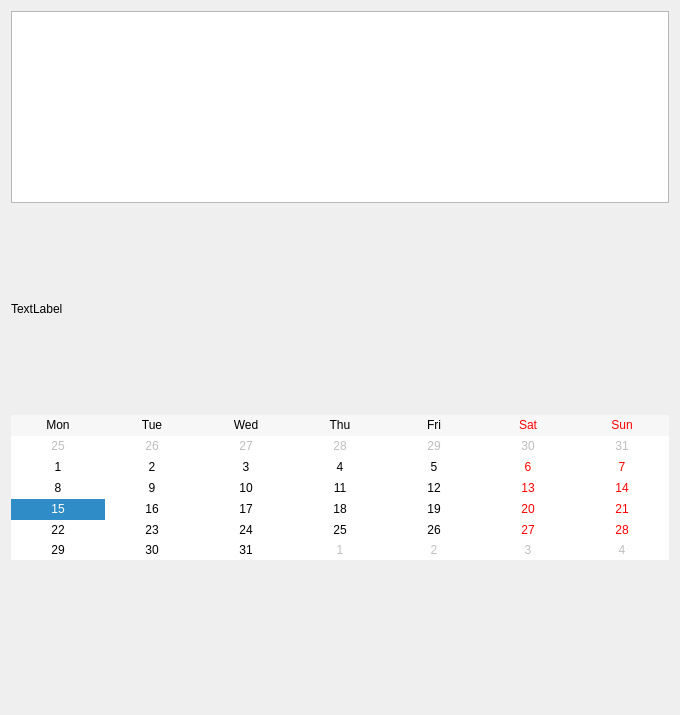
This is new_edit_form.ui in andrewd80lvl/TaskBook as Qt 5 draws it before an edit. The edited form follows.
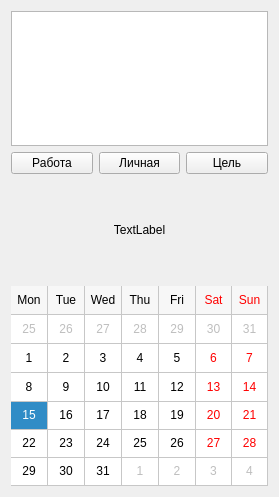
This is the edited form.

Patch:
```diff
--- a/new_edit_form.ui
+++ b/new_edit_form.ui
@@ -6,34 +6,110 @@
    <rect>
     <x>0</x>
     <y>0</y>
-    <width>680</width>
-    <height>715</height>
+    <width>279</width>
+    <height>497</height>
    </rect>
   </property>
+  <property name="minimumSize">
+   <size>
+    <width>0</width>
+    <height>40</height>
+   </size>
+  </property>
   <property name="windowTitle">
    <string>Form</string>
   </property>
   <layout class="QGridLayout" name="gridLayout">
    <item row="0" column="0">
-    <layout class="QVBoxLayout" name="verticalLayout">
+    <widget class="QPlainTextEdit" name="plainTextEdit">
+     <property name="verticalScrollBarPolicy">
+      <enum>Qt::ScrollBarAlwaysOff</enum>
+     </property>
+     <property name="horizontalScrollBarPolicy">
+      <enum>Qt::ScrollBarAlwaysOff</enum>
+     </property>
+     <property name="undoRedoEnabled">
+      <bool>false</bool>
+     </property>
+     <property name="lineWrapMode">
+      <enum>QPlainTextEdit::WidgetWidth</enum>
+     </property>
+    </widget>
+   </item>
+   <item row="1" column="0">
+    <layout class="QHBoxLayout" name="horizontalLayout_2">
      <item>
-      <widget class="QPlainTextEdit" name="plainTextEdit"/>
+      <widget class="QPushButton" name="pushButton">
+       <property name="text">
+        <string>Работа</string>
+       </property>
+      </widget>
      </item>
+     <item>
+      <widget class="QPushButton" name="pushButton_2">
+       <property name="text">
+        <string>Личная</string>
+       </property>
+      </widget>
+     </item>
+     <item>
+      <widget class="QPushButton" name="pushButton_3">
+       <property name="text">
+        <string>Цель</string>
+       </property>
+      </widget>
+     </item>
+    </layout>
+   </item>
+   <item row="2" column="0">
+    <layout class="QVBoxLayout" name="verticalLayout" stretch="1,4">
+     <property name="sizeConstraint">
+      <enum>QLayout::SetDefaultConstraint</enum>
+     </property>
      <item>
       <widget class="QLabel" name="label">
        <property name="minimumSize">
         <size>
          <width>0</width>
-         <height>200</height>
+         <height>100</height>
         </size>
        </property>
        <property name="text">
         <string>TextLabel</string>
        </property>
+       <property name="scaledContents">
+        <bool>true</bool>
+       </property>
+       <property name="alignment">
+        <set>Qt::AlignCenter</set>
+       </property>
       </widget>
      </item>
      <item>
       <widget class="QCalendarWidget" name="calendarWidget">
+       <property name="minimumSize">
+        <size>
+         <width>0</width>
+         <height>200</height>
+        </size>
+       </property>
+       <property name="minimumDate">
+        <date>
+         <year>2015</year>
+         <month>12</month>
+         <day>30</day>
+        </date>
+       </property>
+       <property name="maximumDate">
+        <date>
+         <year>2100</year>
+         <month>12</month>
+         <day>31</day>
+        </date>
+       </property>
+       <property name="gridVisible">
+        <bool>true</bool>
+       </property>
        <property name="selectionMode">
         <enum>QCalendarWidget::SingleSelection</enum>
        </property>
@@ -51,19 +127,6 @@
        </property>
       </widget>
      </item>
-     <item>
-      <spacer name="verticalSpacer">
-       <property name="orientation">
-        <enum>Qt::Vertical</enum>
-       </property>
-       <property name="sizeHint" stdset="0">
-        <size>
-         <width>20</width>
-         <height>40</height>
-        </size>
-       </property>
-      </spacer>
-     </item>
     </layout>
    </item>
   </layout>
```
Left out of the diff: 3 changed lines with no effect on the pictures.
